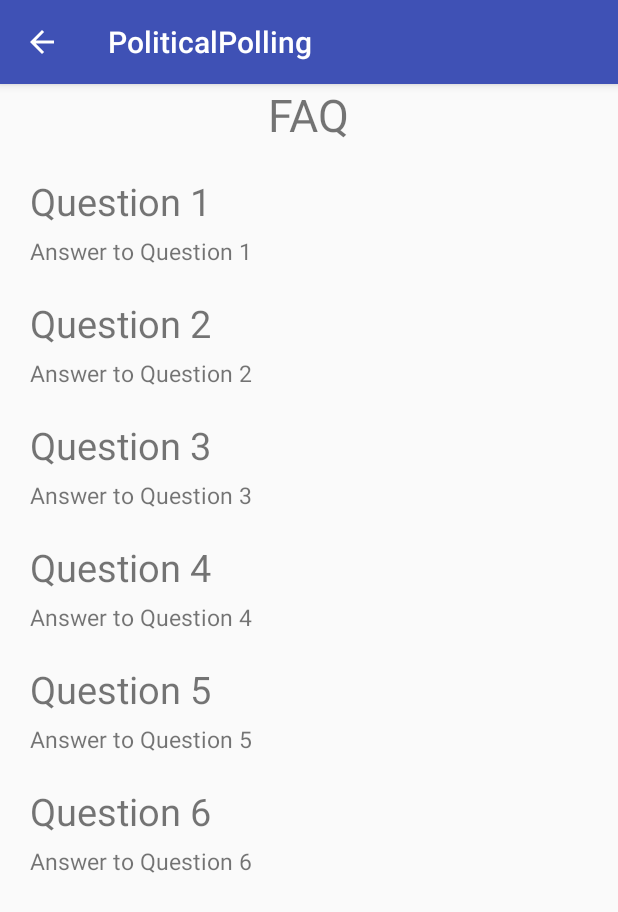
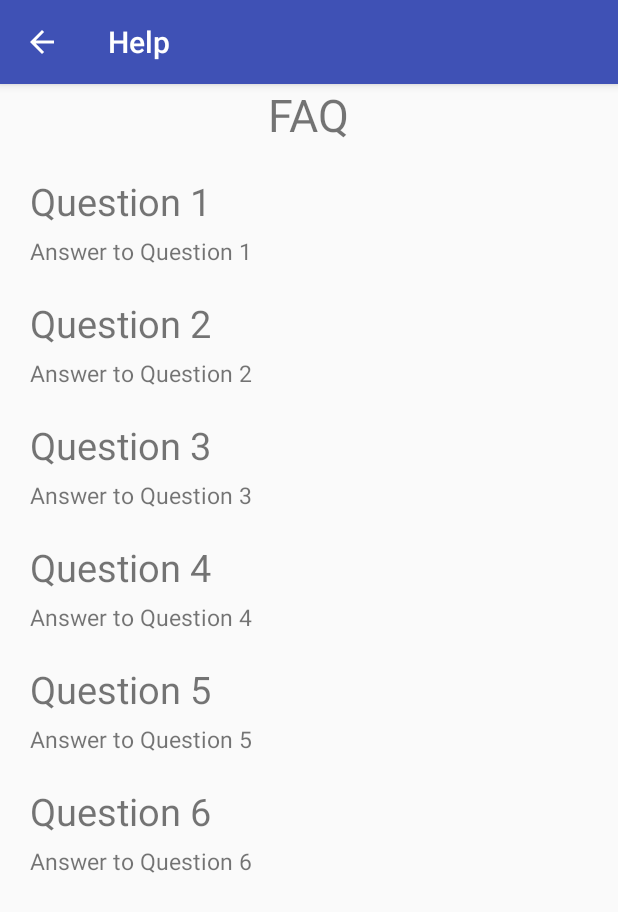
Before and after one commit to tennispro7797/Political-Polling, an Android app: the HelpActivity screen opened directly, with no data from a screen before it, on a phone screen of 412 x 824 dp. Shown: the top 912 px of the screen. Run offline under Robolectric (Android 15) with nearby library versions, the phone set to English and light mode, and no system bars.

Commit message:
Added appropriate titles for all activities

```diff
--- a/app/src/main/java/com/example/adityamohile/politicalpolling/AnswerPollActivity.java
+++ b/app/src/main/java/com/example/adityamohile/politicalpolling/AnswerPollActivity.java
@@ -13,6 +13,7 @@ public class AnswerPollActivity extends AppCompatActivity {
 
         getSupportActionBar().setDisplayHomeAsUpEnabled(true);
         getSupportActionBar().setHomeButtonEnabled(true);
+        setTitle("Answer Poll");
     }
 
     @Override
--- a/app/src/main/java/com/example/adityamohile/politicalpolling/HelpActivity.java
+++ b/app/src/main/java/com/example/adityamohile/politicalpolling/HelpActivity.java
@@ -13,6 +13,7 @@ public class HelpActivity extends AppCompatActivity {
 
         getSupportActionBar().setDisplayHomeAsUpEnabled(true);
         getSupportActionBar().setHomeButtonEnabled(true);
+        setTitle("Help");
     }
 
     @Override
--- a/app/src/main/java/com/example/adityamohile/politicalpolling/PollImpactActivity.java
+++ b/app/src/main/java/com/example/adityamohile/politicalpolling/PollImpactActivity.java
@@ -13,6 +13,7 @@ public class PollImpactActivity extends AppCompatActivity {
 
         getSupportActionBar().setDisplayHomeAsUpEnabled(true);
         getSupportActionBar().setHomeButtonEnabled(true);
+        setTitle("Poll Impact");
     }
 
     @Override
```
